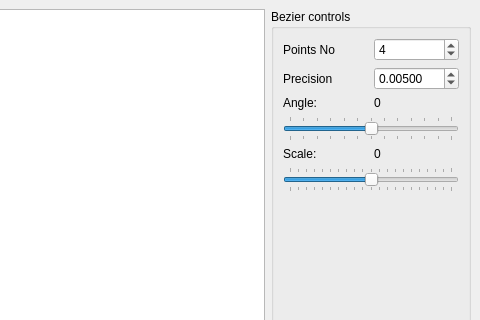
sanchaez/university-tasks, file mainwindow.ui: the form before one commit; both pictures show x 144 to 624 and y 0 to 320 of the 624 by 535 pixel window.
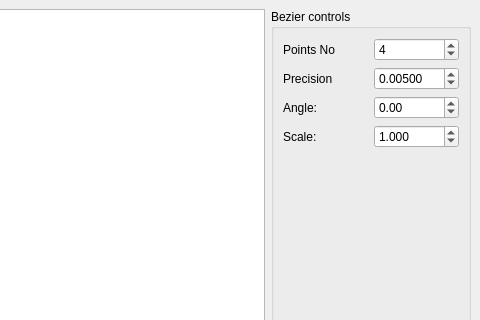
The form after the commit.

Commit message: cg_lab2: Updated GUI, turning and scaling added

```diff
--- a/mainwindow.ui
+++ b/mainwindow.ui
@@ -54,7 +54,7 @@
       <property name="title">
        <string>Bezier controls</string>
       </property>
-      <layout class="QVBoxLayout" name="verticalLayout_3">
+      <layout class="QVBoxLayout" name="verticalLayout">
        <item>
         <layout class="QHBoxLayout" name="horizontalLayout_2">
          <item>
@@ -106,8 +106,6 @@
          </item>
         </layout>
        </item>
-       <item>
-        <layout class="QVBoxLayout" name="verticalLayout">
          <item>
           <layout class="QHBoxLayout" name="horizontalLayout_4">
            <item>
@@ -121,43 +119,20 @@
             </widget>
            </item>
            <item>
-            <widget class="QLabel" name="angleLabel">
-             <property name="text">
-              <string>0</string>
-             </property>
-             <property name="buddy">
-              <cstring>horizontalSlider</cstring>
-             </property>
-            </widget>
-           </item>
-          </layout>
-         </item>
-         <item>
-          <widget class="QSlider" name="horizontalSlider">
+          <widget class="QDoubleSpinBox" name="angleDoubleSpinBox">
            <property name="minimum">
-            <number>-180</number>
+            <double>-180.000000000000000</double>
            </property>
            <property name="maximum">
-            <number>180</number>
+            <double>180.000000000000000</double>
            </property>
            <property name="singleStep">
-            <number>1</number>
-           </property>
-           <property name="orientation">
-            <enum>Qt::Horizontal</enum>
-           </property>
-           <property name="tickPosition">
-            <enum>QSlider::TicksBothSides</enum>
-           </property>
-           <property name="tickInterval">
-            <number>30</number>
+            <double>0.050000000000000</double>
            </property>
           </widget>
          </item>
         </layout>
        </item>
-       <item>
-        <layout class="QVBoxLayout" name="verticalLayout_2">
          <item>
           <layout class="QHBoxLayout" name="horizontalLayout_5">
            <item>
@@ -171,39 +146,18 @@
             </widget>
            </item>
            <item>
-            <widget class="QLabel" name="scaleLabel">
-             <property name="text">
-              <string>0</string>
-             </property>
-             <property name="buddy">
-              <cstring>horizontalSlider</cstring>
-             </property>
-            </widget>
-           </item>
-          </layout>
-         </item>
-         <item>
-          <widget class="QSlider" name="horizontalSlider_2">
-           <property name="minimum">
-            <number>-10</number>
+          <widget class="QDoubleSpinBox" name="scaleDoubleSpinBox">
+           <property name="decimals">
+            <number>3</number>
            </property>
            <property name="maximum">
-            <number>10</number>
+            <double>5.000000000000000</double>
            </property>
            <property name="singleStep">
             <number>1</number>
            </property>
-           <property name="orientation">
-            <enum>Qt::Horizontal</enum>
-           </property>
-           <property name="invertedAppearance">
-            <bool>false</bool>
-           </property>
-           <property name="tickPosition">
-            <enum>QSlider::TicksBothSides</enum>
-           </property>
-           <property name="tickInterval">
-            <number>1</number>
+           <property name="value">
+            <double>1.000000000000000</double>
            </property>
           </widget>
          </item>
```
Left out of the diff: 35 changed lines with no effect on the pictures. Lines whose indentation alone changed are shown as unchanged. The commit also changes 5 other files.
